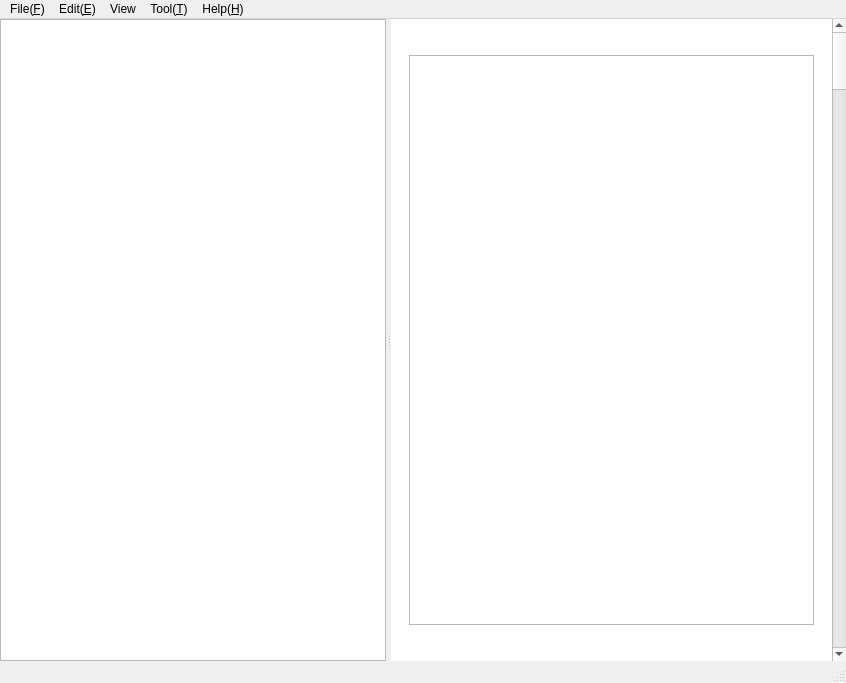
LCSyy/CxFW, file app/CxWriter/mainwindow.ui: the form before one commit.
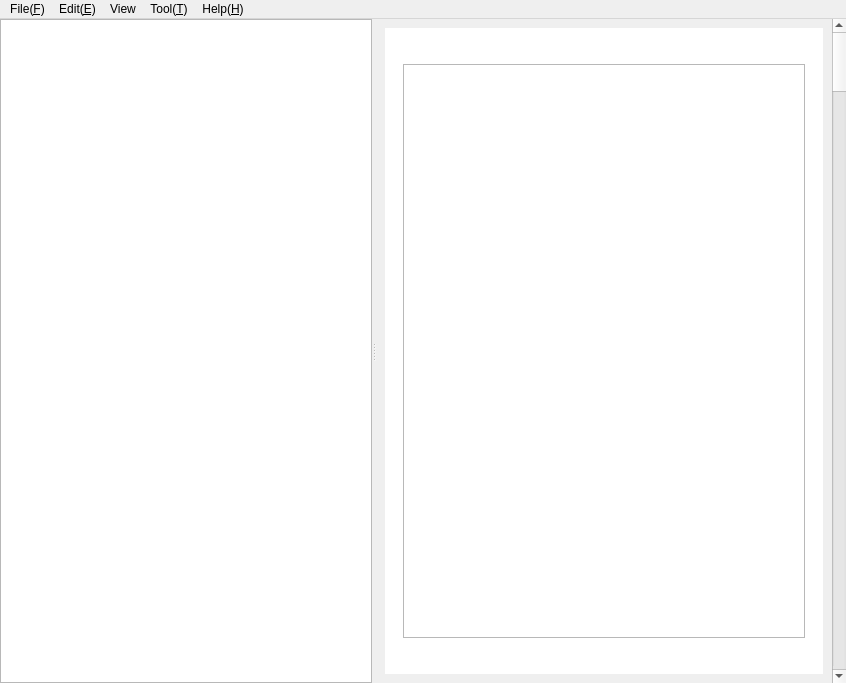
The form after the commit. Custom widgets are drawn as their Qt base class.

What changed in the file:
```diff
--- a/app/CxWriter/mainwindow.ui
+++ b/app/CxWriter/mainwindow.ui
@@ -26,7 +26,7 @@
    <property name="styleSheet">
     <string notr="true"/>
    </property>
-   <layout class="QHBoxLayout" name="horizontalLayout" stretch="1,0">
+   <layout class="QVBoxLayout" name="verticalLayout_4">
     <property name="spacing">
      <number>0</number>
     </property>
@@ -47,10 +47,18 @@
       <property name="orientation">
        <enum>Qt::Horizontal</enum>
       </property>
-      <property name="handleWidth">
-       <number>5</number>
-      </property>
       <widget class="QListView" name="listView"/>
+      <widget class="QWidget" name="layoutWidget">
+       <layout class="QVBoxLayout" name="contentLayout" stretch="1">
+        <property name="spacing">
+         <number>0</number>
+        </property>
+        <item>
+         <layout class="QHBoxLayout" name="horizontalLayout" stretch="1,0">
+          <property name="spacing">
+           <number>0</number>
+          </property>
+          <item>
       <widget class="QWidget" name="contentWidget" native="true">
        <property name="maximumSize">
         <size>
@@ -118,7 +126,6 @@
         </item>
        </layout>
       </widget>
-     </widget>
     </item>
     <item>
      <widget class="QScrollBar" name="verticalScrollBar">
@@ -128,6 +135,12 @@
      </widget>
     </item>
    </layout>
+        </item>
+       </layout>
+      </widget>
+     </widget>
+    </item>
+   </layout>
   </widget>
   <widget class="QMenuBar" name="menubar">
    <property name="geometry">
@@ -197,7 +210,6 @@
    <addaction name="menuTool"/>
    <addaction name="menuHelp"/>
   </widget>
-  <widget class="QStatusBar" name="statusbar"/>
   <action name="actionNewFile">
    <property name="text">
     <string>New File</string>
```
Left out of the diff: 8 changed lines with no effect on the pictures. Lines whose indentation alone changed are shown as unchanged.
